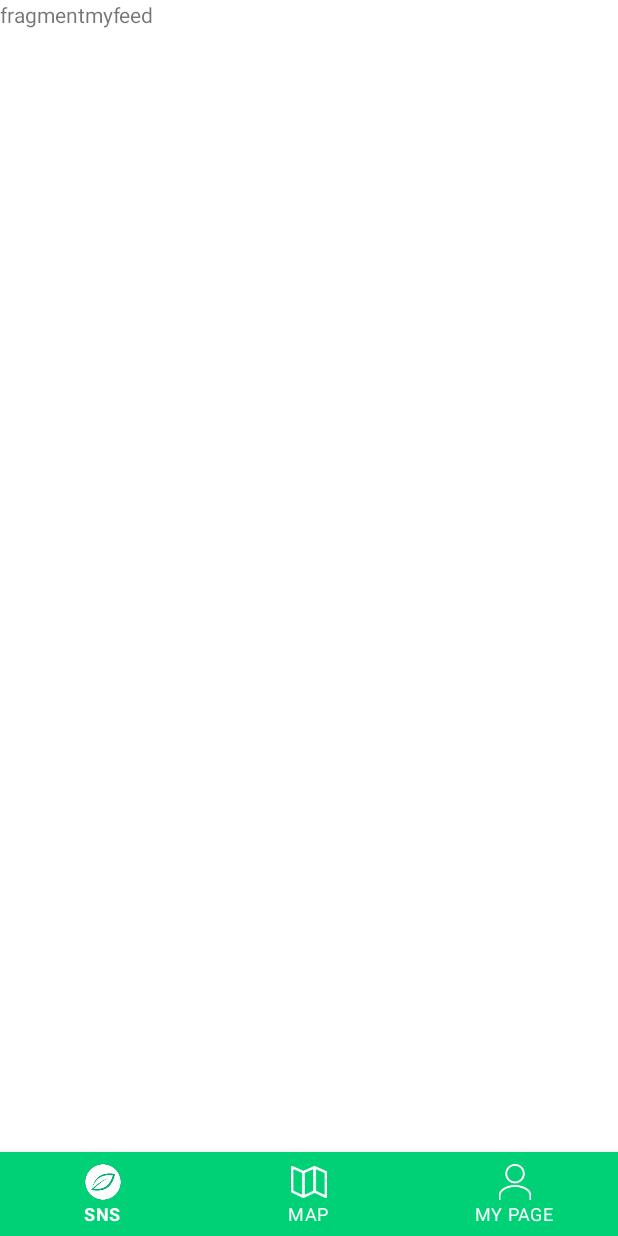
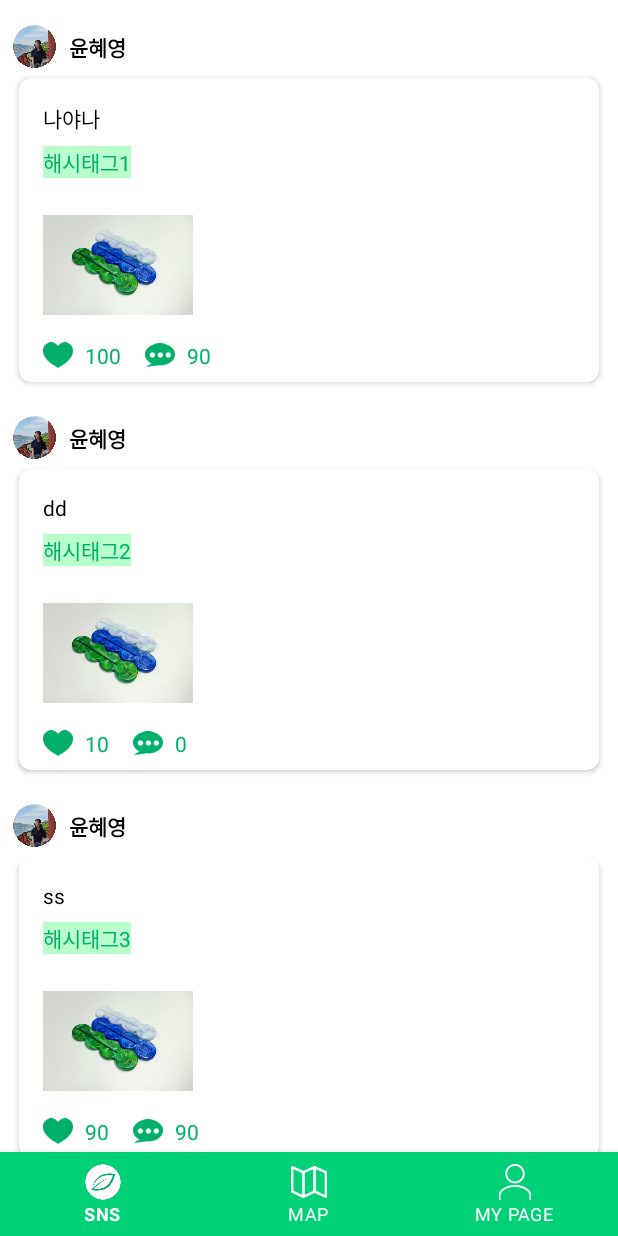
Before and after one commit to bluedev-yu/Co-Echo, an Android app: the fragment fragmentMyFeed placed in its activity, on a phone screen of 412 x 824 dp. Run offline under Robolectric (Android 15) with nearby library versions, the light colour scheme and no system bars; our stand-ins replace Firebase (no records; nobody signed in at launch, a user with empty details on screens opened directly).

Commit message:
myfeed recyclerview added

```diff
--- a/app/src/main/java/bluedev_yu/coecho/Fragment/FragmentMyPage.kt
+++ b/app/src/main/java/bluedev_yu/coecho/Fragment/FragmentMyPage.kt
@@ -137,8 +137,8 @@ public class FragmentMyPage : Fragment() {
             val MyPageFollower : TextView = viewProfile!!.findViewById(R.id.MyPageFollower)
             val MyPageFollowing : TextView = viewProfile!!.findViewById(R.id.MyPageFollowing)
 
-            MyPageFollower.setText(document!!.followerCount.toString()+" 팔로워")
-            MyPageFollowing.setText(document!!.followingCount.toString()+" 팔로윙")
+//            MyPageFollower.setText(document!!.followerCount.toString()+" 팔로워")
+//            MyPageFollowing.setText(document!!.followingCount.toString()+" 팔로윙")
 
         }
 
--- a/app/src/main/java/bluedev_yu/coecho/Fragment/fragmentMyFeed.kt
+++ b/app/src/main/java/bluedev_yu/coecho/Fragment/fragmentMyFeed.kt
@@ -5,7 +5,11 @@ import androidx.fragment.app.Fragment
 import android.view.LayoutInflater
 import android.view.View
 import android.view.ViewGroup
+import androidx.recyclerview.widget.LinearLayoutManager
+import androidx.recyclerview.widget.RecyclerView
+import bluedev_yu.coecho.FeedAdapter
 import bluedev_yu.coecho.R
+import bluedev_yu.coecho.data.model.Feeds
 
 // TODO: Rename parameter arguments, choose names that match
 // the fragment initialization parameters, e.g. ARG_ITEM_NUMBER
@@ -18,17 +22,37 @@ private const val ARG_PARAM2 = "param2"
  * create an instance of this fragment.
  */
 class fragmentMyFeed : Fragment() {
-    // TODO: Rename and change types of parameters
+    private lateinit var rv_myfeed: RecyclerView
+
     override fun onCreateView(
         inflater: LayoutInflater, container: ViewGroup?,
         savedInstanceState: Bundle?
     ): View? {
         // Inflate the layout for this fragment
-        return inflater.inflate(R.layout.fragment_my_feed, container, false)
+
+        val myfeedList = arrayListOf(
+            Feeds(null, null, null, "윤혜영", "나야나", 100, 90, "해시태그1"),
+
+            Feeds(null, null, null, "윤혜영", "dd", 10, 0, "해시태그2"),
+
+            Feeds(null, null, null, "윤혜영", "ss", 90, 90, "해시태그3")
+        )
+
+        val view = inflater.inflate(R.layout.fragment_my_feed, container, false)
+
+        //리사이클러뷰 추가하기
+        rv_myfeed = view.findViewById(R.id.rv_myfeed)
+
+        rv_myfeed.layoutManager =
+            LinearLayoutManager(requireContext(), LinearLayoutManager.VERTICAL, false)
+        rv_myfeed.setHasFixedSize(true)
+
+        rv_myfeed.adapter = FeedAdapter(myfeedList)
+
+        return view
     }
 
-    fun newInstant() : fragmentMyFeed
-    {
+    fun newInstant(): fragmentMyFeed {
         val args = Bundle()
         val frag = fragmentMyFeed()
         frag.arguments = args
--- a/app/src/main/res/layout/fragment_my_feed.xml
+++ b/app/src/main/res/layout/fragment_my_feed.xml
@@ -5,10 +5,8 @@
     android:layout_height="match_parent"
     tools:context=".Fragment.fragmentMyFeed">
 
-    <!-- TODO: Update blank fragment layout -->
-    <TextView
+    <androidx.recyclerview.widget.RecyclerView
+        android:id="@+id/rv_myfeed"
         android:layout_width="match_parent"
-        android:layout_height="match_parent"
-        android:text="fragmentmyfeed" />
-
+        android:layout_height="match_parent" />
 </FrameLayout>
--- a/app/src/main/res/values/strings.xml
+++ b/app/src/main/res/values/strings.xml
@@ -13,7 +13,7 @@
     <string name="invalid_password">Password must be >5 characters</string>
     <string name="login_failed">"Login failed"</string>
 
-    <!--    <string name="default_web_client_id">741116606261-4ookp5a3r988dmo817qfqk9ubclt2jos.apps.googleusercontent.com</string>-->
+        <string name="default_web_client_id">741116606261-4ookp5a3r988dmo817qfqk9ubclt2jos.apps.googleusercontent.com</string>
 
     <!-- 로그인 -->
     <string name="signin_email">회원가입 및 이메일</string>
```
